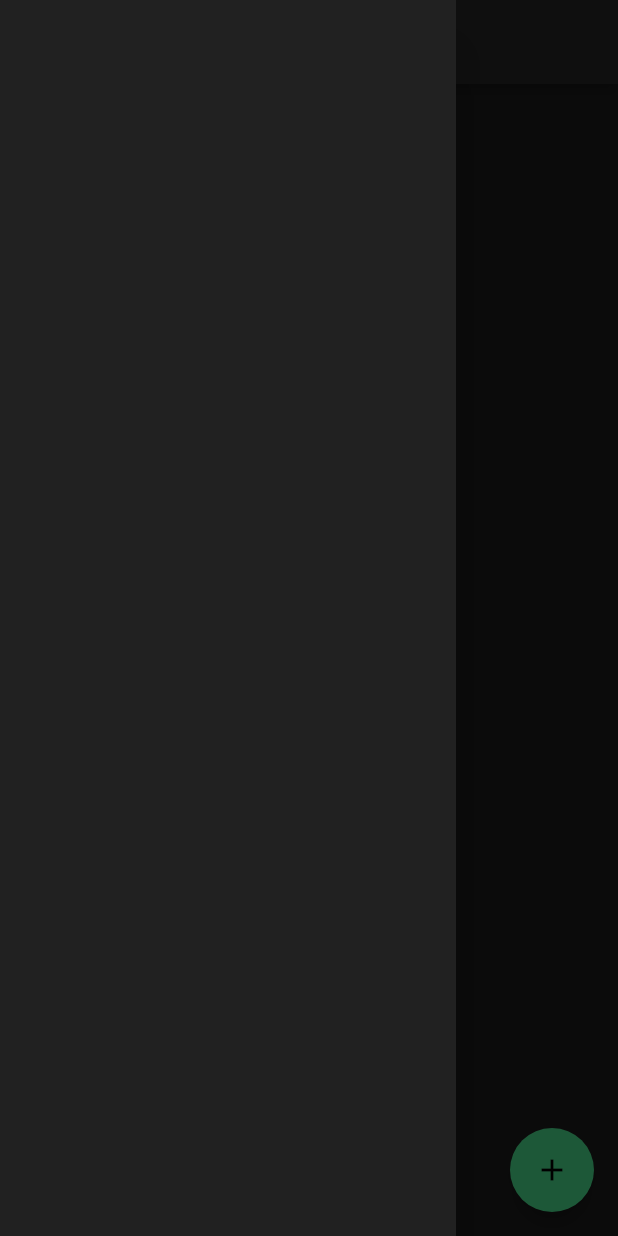
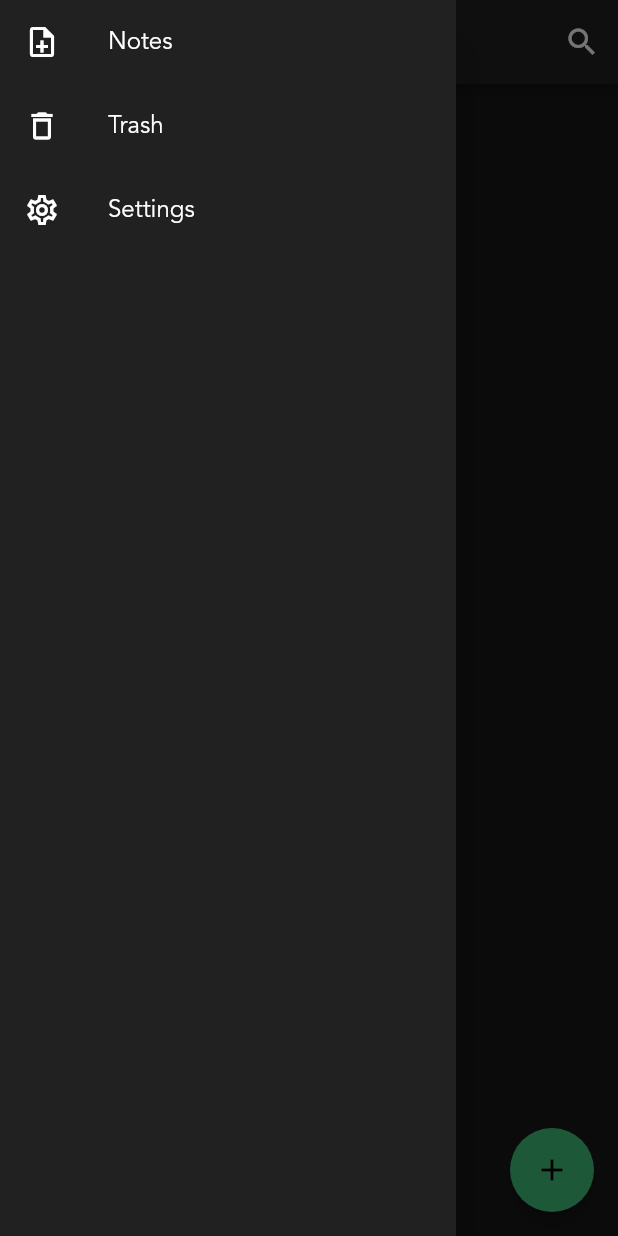
Before and after one commit to dhruvnps/Notes, a Flutter app: the screen it shows after launch, with the side drawer open, on a phone screen of 412 x 824 dp. Run offline on Flutter 3.47's test engine with Material 2 defaults, Android fonts, the phone set to English and light mode, and no system bars.

Commit message:
added sidenav with trash page

```diff
--- a/lib/main.dart
+++ b/lib/main.dart
@@ -8,6 +8,7 @@ import 'package:notes/services/data.dart';
 import 'package:notes/services/note.dart';
 import 'package:notes/services/note_widget.dart';
 import 'package:notes/services/theme.dart';
+import 'package:notes/services/side_nav.dart';
 import 'package:notes/editor.dart';
 
 void main() {
@@ -28,6 +29,15 @@ class Home extends StatefulWidget {
 }
 
 class HomeState extends State<Home> {
+  static bool isTrash = false;
+
+  List<String> trashOptions = ['Empty Trash'];
+  void trashOptionAction(String option) {
+    if (option == 'Empty Trash') {
+      setState(() => Data.emptyTrash());
+    }
+  }
+
   void openNote({int noteIndex}) async {
     if (noteIndex == null) {
       Data.notes.add(Note(
@@ -48,9 +58,7 @@ class HomeState extends State<Home> {
       }),
     );
     if (result) {
-      setState(() {
-        Data.removeEmptyNotes();
-      });
+      setState(() => Data.removeEmptyNotes());
     }
   }
 
@@ -74,34 +82,59 @@ class HomeState extends State<Home> {
     return Scaffold(
       appBar: AppBar(
         title: Text(
-          'Notes',
+          isTrash ? 'Trash' : 'Notes',
           style: Theme.of(context).textTheme.headline5,
         ),
+        actions: [
+          isTrash
+              ? PopupMenuButton<String>(
+                  onSelected: trashOptionAction,
+                  itemBuilder: (BuildContext context) {
+                    return trashOptions.map((option) {
+                      return PopupMenuItem(
+                        value: option,
+                        child: Text(option),
+                      );
+                    }).toList();
+                  },
+                )
+              : IconButton(
+                  icon: Icon(Icons.search),
+                  onPressed: () {},
+                ),
+        ],
       ),
-      drawer: Drawer(),
+      drawer: SideNav(this),
       floatingActionButton: FloatingActionButton(
         onPressed: () => openNote(),
         child: Icon(Icons.add),
       ),
       body: Container(
-        child: Data.notes.where((note) => !note.isDeleted).length > 0
+        child: Data.notes
+                .where((note) =>
+                    note.isDeleted == isTrash &&
+                    !Data.isNoteEmpty(note))
+                .isNotEmpty
             ? ListView.builder(
                 itemCount: Data.notes.length,
                 itemBuilder: (context, index) {
-                  return Data.notes[index].isDeleted
-                      ? SizedBox.shrink()
-                      : Column(
+                  return Data.notes[index].isDeleted == isTrash &&
+                          !Data.isNoteEmpty(Data.notes[index])
+                      ? Column(
                           crossAxisAlignment:
                               CrossAxisAlignment.stretch,
                           children: [
                             InkWell(
-                              onTap: () => openNote(noteIndex: index),
+                              onTap: isTrash
+                                  ? null
+                                  : () => openNote(noteIndex: index),
                               onLongPress: () => print('long press'),
                               child: NoteWidget(Data.notes[index]),
                             ),
                             Divider(height: 0),
                           ],
-                        );
+                        )
+                      : SizedBox.shrink();
                 },
               )
             : Center(
@@ -109,12 +142,12 @@ class HomeState extends State<Home> {
                   mainAxisAlignment: MainAxisAlignment.center,
                   children: [
                     Icon(
-                      Icons.note_add,
+                      isTrash ? Icons.delete : Icons.note_add,
                       size: 100,
                       color: Colors.grey[800],
                     ),
                     Text(
-                      'Create\nnote',
+                      isTrash ? 'Nothing\nhere' : 'Create\nnote',
                       style: TextStyle(color: Colors.grey[800]),
                       textAlign: TextAlign.center,
                     ),
--- /dev/null
+++ b/lib/services/side_nav.dart
@@ -0,0 +1,59 @@
+import 'package:flutter/material.dart';
+import 'package:notes/main.dart';
+
+class SideNav extends StatefulWidget {
+  final HomeState homeState;
+  SideNav(this.homeState);
+
+  @override
+  SideNavState createState() => SideNavState();
+}
+
+class SideNavState extends State<SideNav> {
+  void setIsTrashTo(bool isTrash) {
+    Navigator.of(context).pop();
+    widget.homeState.setState(() {
+      HomeState.isTrash = isTrash;
+    });
+  }
+
+  @override
+  Widget build(BuildContext context) {
+    return Drawer(
+      child: ListView(
+        children: [
+          ListTile(
+            onTap: () => setIsTrashTo(false),
+            leading: Icon(Icons.note_add_outlined),
+            title: Text(
+              'Notes',
+              style: Theme.of(context).textTheme.subtitle1,
+            ),
+          ),
+          ListTile(
+            onTap: () => setIsTrashTo(true),
+            leading: Icon(Icons.delete_outlined),
+            title: Text(
+              'Trash',
+              style: Theme.of(context).textTheme.subtitle1,
+            ),
+          ),
+          ListTile(
+            onTap: () => Navigator.of(context).pop(),
+            leading: Icon(Icons.settings_outlined),
+            title: Text(
+              'Settings',
+              style: Theme.of(context).textTheme.subtitle1,
+            ),
+          ),
+        ],
+      ),
+    );
+  }
+}
+
+// Navigator.of(context).push(
+//   MaterialPageRoute(
+//     builder: (BuildContext context) => Home(),
+//   ),
+// );
--- a/lib/services/theme.dart
+++ b/lib/services/theme.dart
@@ -31,7 +31,6 @@ ThemeData darkTheme = ThemeData.dark().copyWith(
       fontFamily: fontFamily,
     ),
 
-    // NOTE: default for editor info tab text
     bodyText2: TextStyle(
       color: textColor,
       fontSize: 16,
```
Also changed, not shown: lib/services/data.dart (+14 -1 lines), lib/services/info_sheet.dart (+11 -2 lines).
